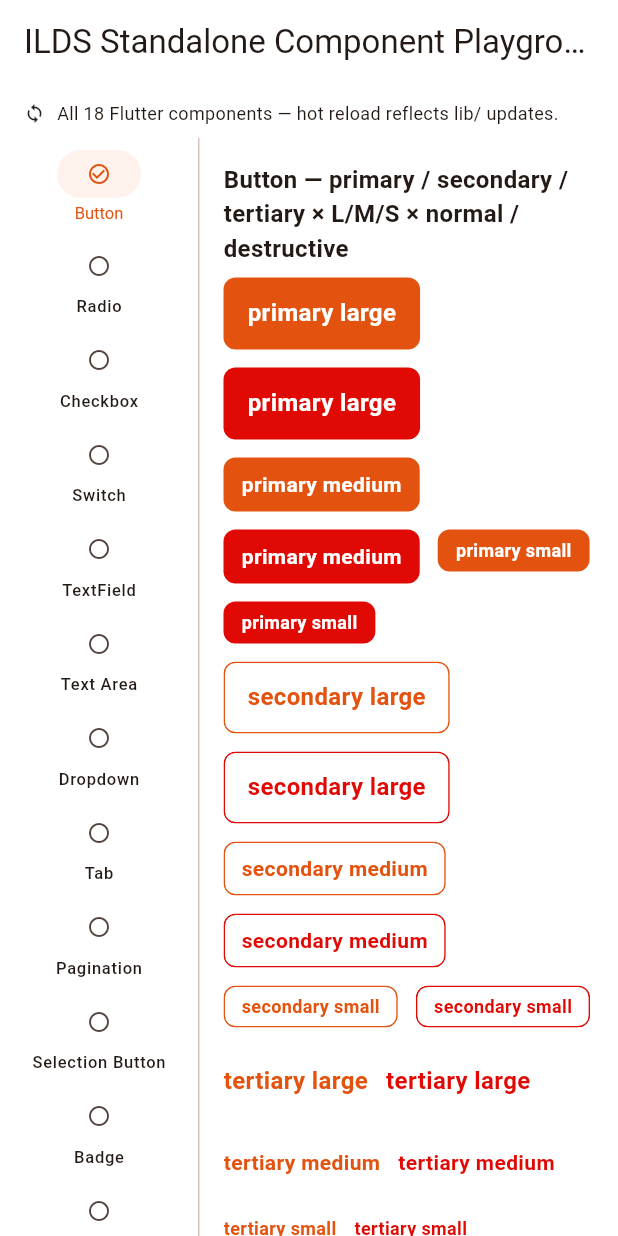
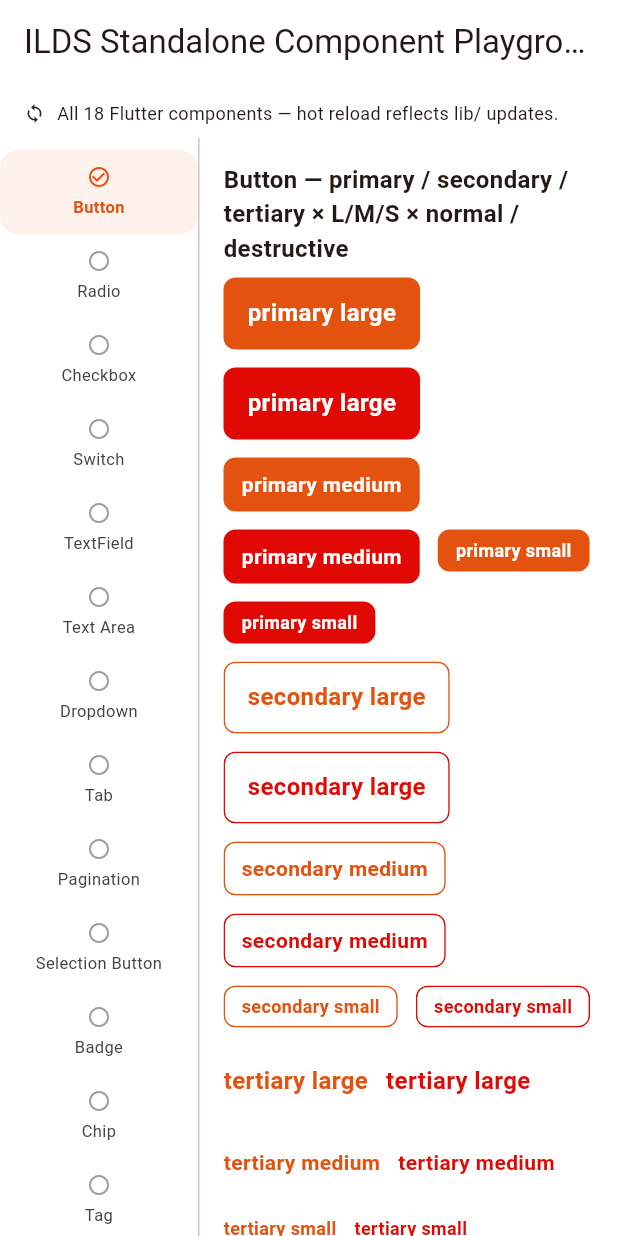
Before and after one commit to dsoftacademy/ilds-design-system, a Flutter app: the screen it shows after launch, on a phone screen of 412 x 824 dp. Run offline on Flutter 3.47's test engine with Material 3 defaults, Android fonts, the phone set to English and light mode, and no system bars; Roboto replaces fonts that are missing (Mulish).

Commit message:
fix(playground): scrollable sidebar for all 18 components
Replace NavigationRail (overflows with 18 destinations) with a
ListView nav list so Chip, Tag, Accordion, and lower items are reachable.

Co-authored-by: Cursor <cursoragent@cursor.com>

```diff
--- a/ilds_component_playground_app/lib/main.dart
+++ b/ilds_component_playground_app/lib/main.dart
@@ -143,19 +143,48 @@ class _IldsStandalonePlaygroundPageState extends State<IldsStandalonePlaygroundP
         children: [
           SizedBox(
             width: 132,
-            child: NavigationRail(
-              selectedIndex: selectedNav,
-              onDestinationSelected: (index) => setState(() => selectedNav = index),
-              labelType: NavigationRailLabelType.all,
-              destinations: _sections
-                  .map(
-                    (label) => NavigationRailDestination(
-                      icon: const Icon(Icons.circle_outlined, size: 16),
-                      selectedIcon: const Icon(Icons.check_circle_outline, size: 16),
-                      label: Text(label, style: const TextStyle(fontSize: 11)),
+            child: ListView.builder(
+              padding: const EdgeInsets.symmetric(vertical: 8),
+              itemCount: _sections.length,
+              itemBuilder: (context, index) {
+                final bool selected = index == selectedNav;
+                return Semantics(
+                  button: true,
+                  selected: selected,
+                  label: _sections[index],
+                  child: InkWell(
+                    onTap: () => setState(() => selectedNav = index),
+                    child: Container(
+                      width: double.infinity,
+                      padding: const EdgeInsets.symmetric(horizontal: 8, vertical: 10),
+                      decoration: BoxDecoration(
+                        color: selected ? ILDSTokens.orange50 : Colors.transparent,
+                        borderRadius: BorderRadius.circular(ILDSTokens.borderRadiusLg),
+                      ),
+                      child: Column(
+                        mainAxisSize: MainAxisSize.min,
+                        children: [
+                          Icon(
+                            selected ? Icons.check_circle_outline : Icons.circle_outlined,
+                            size: 16,
+                            color: selected ? ILDSTokens.orange500 : ILDSTokens.neutralCoolgray500,
+                          ),
+                          const SizedBox(height: 4),
+                          Text(
+                            _sections[index],
+                            textAlign: TextAlign.center,
+                            style: TextStyle(
+                              fontSize: 11,
+                              fontWeight: selected ? FontWeight.w600 : FontWeight.w400,
+                              color: selected ? ILDSTokens.orange500 : ILDSTokens.neutralCoolgray800,
+                            ),
+                          ),
+                        ],
+                      ),
                     ),
-                  )
-                  .toList(),
+                  ),
+                );
+              },
             ),
           ),
           const VerticalDivider(width: 1),
```
